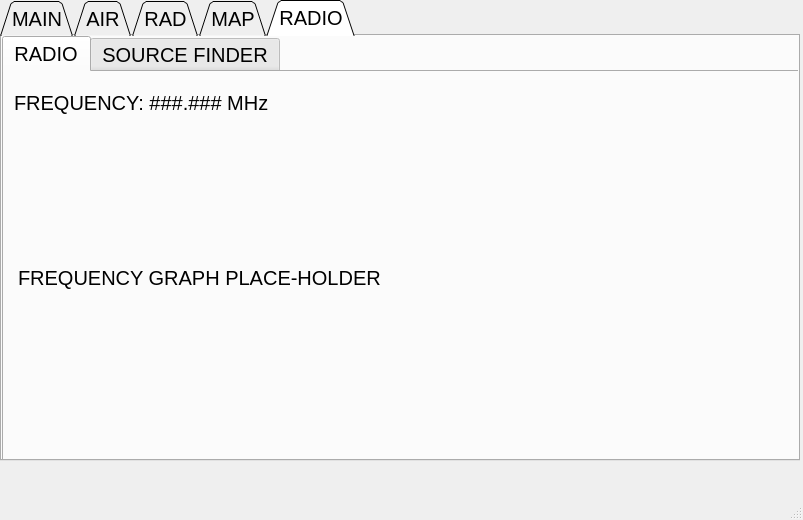
First picture: the form in PipBoy/PipBoyMenu.ui, repository Blizzartnaut/WorkingPipBoy, before the edit.
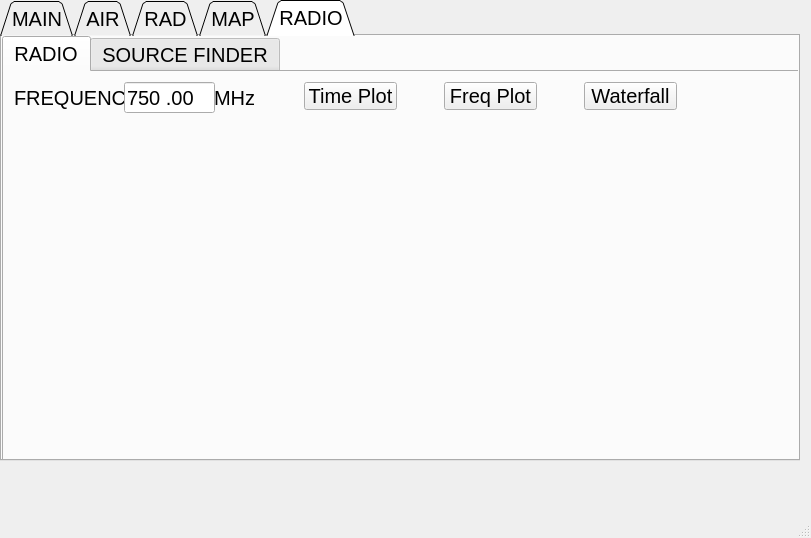
Second picture: the form after the edit. The open tabs and pages were chosen to show the change.

Commit message: updated ui from designer to accomodate changes

Patch:
```diff
--- a/PipBoy/PipBoyMenu.ui
+++ b/PipBoy/PipBoyMenu.ui
@@ -6,8 +6,8 @@
    <rect>
     <x>0</x>
     <y>0</y>
-    <width>803</width>
-    <height>520</height>
+    <width>811</width>
+    <height>538</height>
    </rect>
   </property>
   <property name="windowTitle">
@@ -483,12 +483,12 @@
          <rect>
           <x>10</x>
           <y>10</y>
-          <width>341</width>
-          <height>41</height>
+          <width>111</width>
+          <height>31</height>
          </rect>
         </property>
         <property name="text">
-         <string>FREQUENCY: ###.### MHz</string>
+         <string>FREQUENCY:</string>
         </property>
        </widget>
        <widget class="QLabel" name="FREQ_GRAPH">
@@ -501,7 +501,84 @@
          </rect>
         </property>
         <property name="text">
-         <string>FREQUENCY GRAPH PLACE-HOLDER</string>
+         <string/>
+        </property>
+       </widget>
+       <widget class="QLineEdit" name="freqInput">
+        <property name="geometry">
+         <rect>
+          <x>120</x>
+          <y>10</y>
+          <width>91</width>
+          <height>31</height>
+         </rect>
+        </property>
+        <property name="inputMask">
+         <string>0000.00</string>
+        </property>
+        <property name="text">
+         <string>750.00</string>
+        </property>
+        <property name="maxLength">
+         <number>7</number>
+        </property>
+        <property name="echoMode">
+         <enum>QLineEdit::Normal</enum>
+        </property>
+        <property name="placeholderText">
+         <string>750.00</string>
+        </property>
+       </widget>
+       <widget class="QLabel" name="FREQ_2">
+        <property name="geometry">
+         <rect>
+          <x>210</x>
+          <y>10</y>
+          <width>41</width>
+          <height>31</height>
+         </rect>
+        </property>
+        <property name="text">
+         <string>MHz</string>
+        </property>
+       </widget>
+       <widget class="QPushButton" name="time_plot_butt">
+        <property name="geometry">
+         <rect>
+          <x>300</x>
+          <y>10</y>
+          <width>93</width>
+          <height>28</height>
+         </rect>
+        </property>
+        <property name="text">
+         <string>Time Plot</string>
+        </property>
+       </widget>
+       <widget class="QPushButton" name="freq_plot_butt">
+        <property name="geometry">
+         <rect>
+          <x>440</x>
+          <y>10</y>
+          <width>93</width>
+          <height>28</height>
+         </rect>
+        </property>
+        <property name="text">
+         <string>Freq Plot</string>
+        </property>
+       </widget>
+       <widget class="QPushButton" name="waterfall_butt">
+        <property name="geometry">
+         <rect>
+          <x>580</x>
+          <y>10</y>
+          <width>93</width>
+          <height>28</height>
+         </rect>
+        </property>
+        <property name="text">
+         <string>Waterfall</string>
         </property>
        </widget>
       </widget>
```
Left out of the diff: 67 changed lines with no effect on the pictures. The commit also changes 3 other files.
